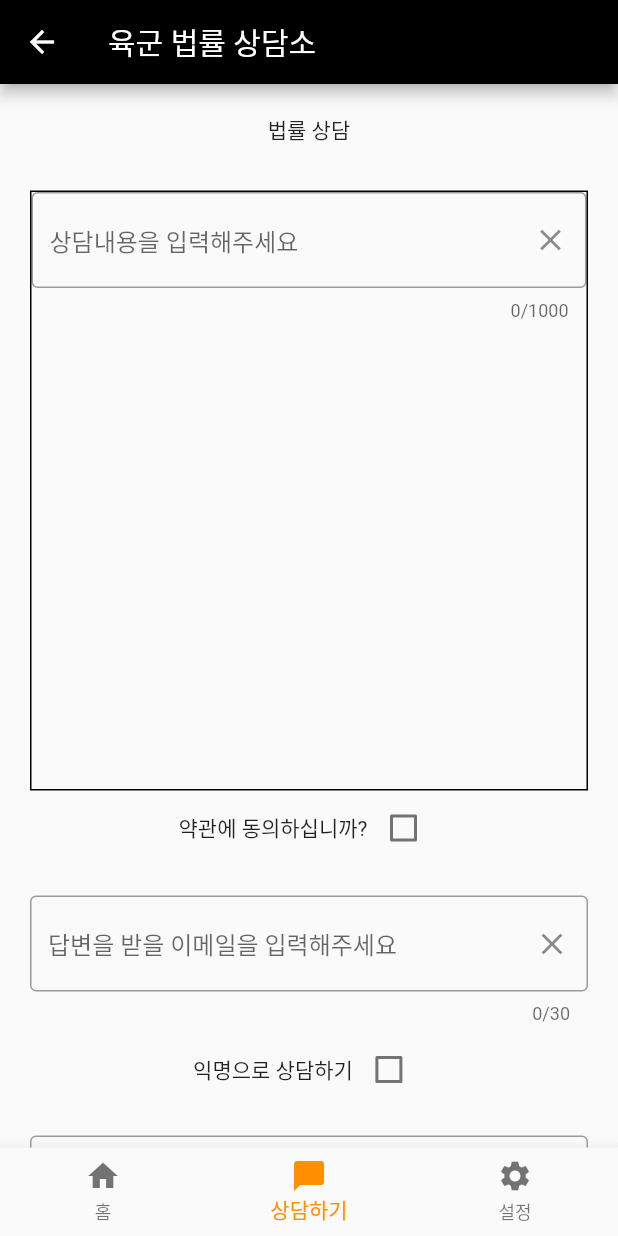
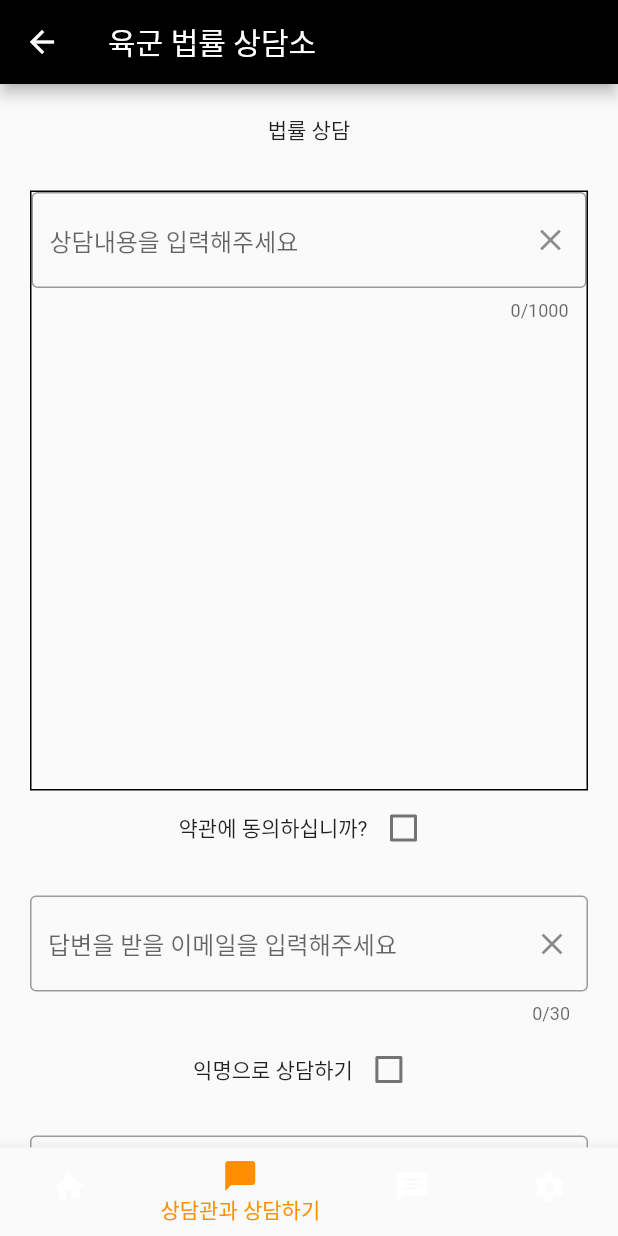
Before and after one commit to hoeeeeeh/armychat, a Flutter app: the UserInfo screen opened directly, item 2 of the bottom bar chosen, on a phone screen of 412 x 824 dp. Run offline on Flutter 3.47's test engine with Material 2 defaults, Android fonts, the phone set to English and light mode, and no system bars; our stand-ins replace bubble, table_calendar.

Commit message:
ChatBot Complete

```diff
--- a/lib/chatbot.dart
+++ b/lib/chatbot.dart
@@ -20,7 +20,7 @@ class ChatScreenState extends State<ChatScreen> with TickerProviderStateMixin {
   final GlobalKey<AnimatedListState> _listKey = GlobalKey();
 
   // 서버
-  static const String SRV_URL = "http://dc5b82ffa192.ngrok.io";
+  static const String SRV_URL = "http://e936f99e61eb.ngrok.io";
 
   //텍스트필드 제어용 컨트롤러
   TextEditingController _queryController = TextEditingController();
@@ -86,8 +86,9 @@ class ChatScreenState extends State<ChatScreen> with TickerProviderStateMixin {
           SRV_URL,
           body: {"query": _queryController.text},
         )..then((response) {
+            print(response.body);
             Map<String, dynamic> data = jsonDecode(response.body);
-            _insertSingleItem(data['response'] + "<bot>");
+            _insertSingleItem(ChatMessage(text: data['response'] + "<bot>"));
           });
       } catch (e) {
         print("Failed -> $e");
@@ -99,6 +100,7 @@ class ChatScreenState extends State<ChatScreen> with TickerProviderStateMixin {
   }
 
   void _insertSingleItem(ChatMessage message) {
+    //String contents = message.text;
     _message.add(message);
     _listKey.currentState.insertItem(_message.length - 1);
   }
--- a/lib/user.dart
+++ b/lib/user.dart
@@ -19,6 +19,7 @@ class _UserInfoState extends State<UserInfo> {
     home.Homepage(),
     counselor.CounSel(),
     setting.Setting(),
+    bot.ChatScreen(),
   ];
 
   void _onItemTapped(int index) {
@@ -46,7 +47,11 @@ class _UserInfoState extends State<UserInfo> {
           ),
           BottomNavigationBarItem(
             icon: Icon(Icons.chat_bubble),
-            label: '상담하기',
+            label: '상담관과 상담하기',
+          ),
+          BottomNavigationBarItem(
+            icon: Icon(Icons.chat_sharp),
+            label: '챗봇과 상담하기',
           ),
           BottomNavigationBarItem(
             icon: Icon(Icons.settings),
```
